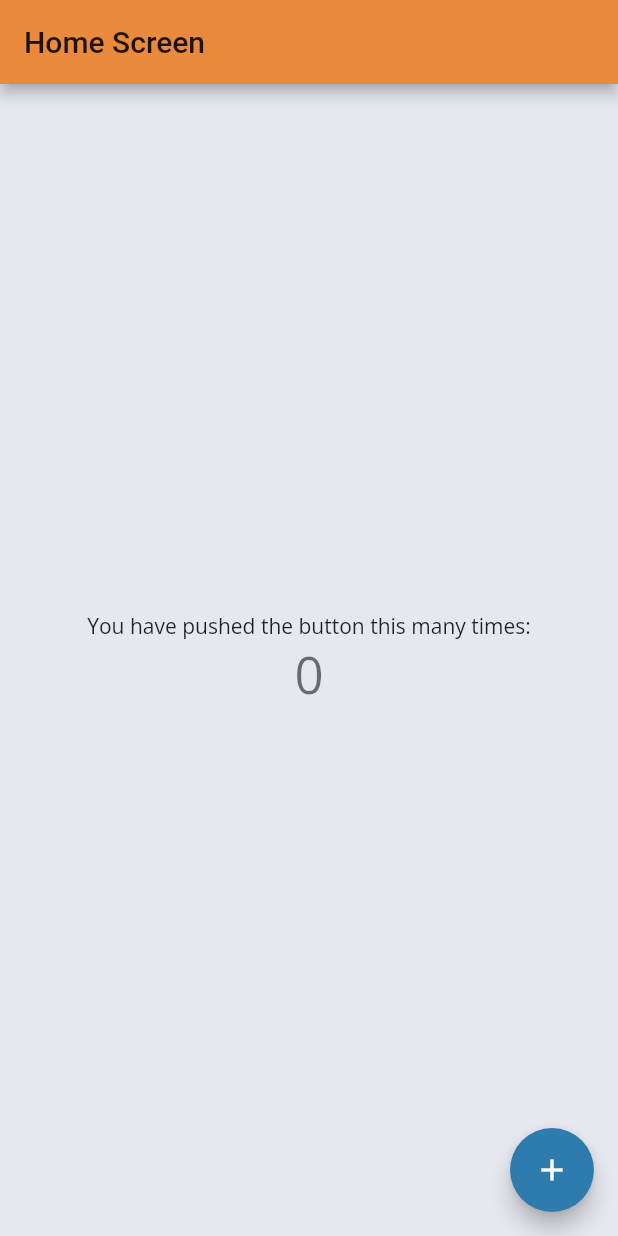
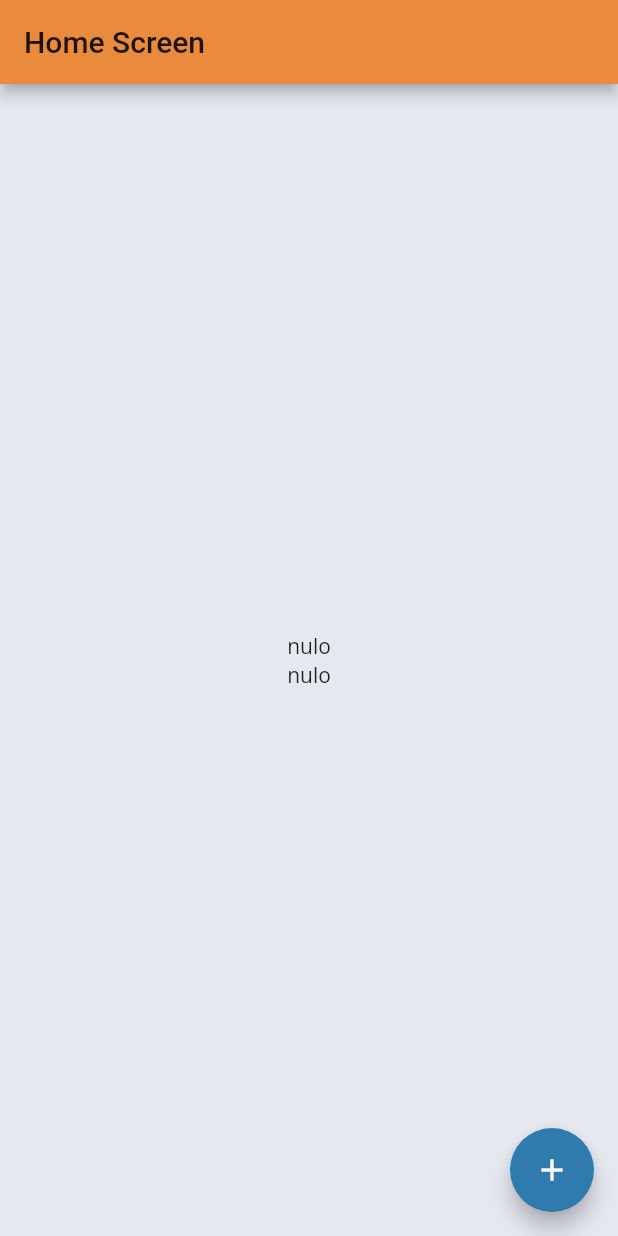
Before and after one commit to ogustavobelo/location_tracker, a Flutter app: the screen it shows after launch, after a tap on the "add" icon, on a phone screen of 412 x 824 dp. Run offline on Flutter 3.47's test engine with Material 2 defaults, Android fonts, the phone set to English and light mode, and no system bars; our stand-ins replace dartz, equatable, flutter_mobx, get_it, google_fonts, injectable and 2 more; generated files the repository leaves out were written again.

Commit message:
app controller created and call to get Current location use case implemented

```diff
--- a/mobile/lib/data/repositories/location_repository_impl.dart
+++ b/mobile/lib/data/repositories/location_repository_impl.dart
@@ -1,4 +1,5 @@
 import 'package:dartz/dartz.dart';
+import 'package:injectable/injectable.dart';
 import 'package:location/location.dart';
 import 'package:location_tracker/core/error/failures.dart';
 import 'package:location_tracker/core/success/success.dart';
@@ -6,6 +7,7 @@ import 'package:location_tracker/domain/entities/location_entity.dart'
     as entity;
 import 'package:location_tracker/domain/repositories/location_repository.dart';
 
+@Injectable(as: LocationRepository)
 class LocationRepositoryImpl implements LocationRepository {
   @override
   Future<Either<Failure, entity.Location>> getCurrentLocation() async {
--- a/mobile/lib/domain/usecases/get_current_location_usecase.dart
+++ b/mobile/lib/domain/usecases/get_current_location_usecase.dart
@@ -1,10 +1,12 @@
 import 'package:dartz/dartz.dart';
+import 'package:injectable/injectable.dart';
 
 import 'package:location_tracker/core/error/failures.dart';
 import 'package:location_tracker/core/usecase/usecase.dart';
 import 'package:location_tracker/domain/entities/location_entity.dart';
 import 'package:location_tracker/domain/repositories/location_repository.dart';
 
+@injectable
 class GetCurrentLocation extends UseCase<Either<Failure, Location>, void> {
   final LocationRepository locationRepository;
   GetCurrentLocation({
--- a/mobile/lib/domain/usecases/request_location_service_usecase.dart
+++ b/mobile/lib/domain/usecases/request_location_service_usecase.dart
@@ -1,9 +1,11 @@
 import 'package:dartz/dartz.dart';
+import 'package:injectable/injectable.dart';
 import 'package:location_tracker/core/error/failures.dart';
 import 'package:location_tracker/core/success/success.dart';
 import 'package:location_tracker/core/usecase/usecase.dart';
 import 'package:location_tracker/domain/repositories/location_repository.dart';
 
+@injectable
 class RequestLocationService extends UseCase<Either<Failure, Success>, void> {
   final LocationRepository locationRepository;
   RequestLocationService({
--- a/mobile/lib/domain/usecases/request_permission_usecase.dart
+++ b/mobile/lib/domain/usecases/request_permission_usecase.dart
@@ -1,9 +1,11 @@
 import 'package:dartz/dartz.dart';
+import 'package:injectable/injectable.dart';
 import 'package:location_tracker/core/error/failures.dart';
 import 'package:location_tracker/core/success/success.dart';
 import 'package:location_tracker/core/usecase/usecase.dart';
 import 'package:location_tracker/domain/repositories/location_repository.dart';
 
+@injectable
 class RequestPermission extends UseCase<Either<Failure, Success>, void> {
   final LocationRepository locationRepository;
   RequestPermission({
--- a/mobile/lib/presentation/home/home_screen.dart
+++ b/mobile/lib/presentation/home/home_screen.dart
@@ -1,4 +1,8 @@
 import 'package:flutter/material.dart';
+import 'package:flutter_mobx/flutter_mobx.dart';
+import 'package:location_tracker/core/data_injection/injectable.dart';
+import 'package:location_tracker/data/models/location_model.dart';
+import 'package:location_tracker/presentation/shared/controller/app_controller.dart';
 
 class HomeScreen extends StatefulWidget {
   @override
@@ -6,12 +10,12 @@ class HomeScreen extends StatefulWidget {
 }
 
 class _HomeScreenState extends State<HomeScreen> {
-  int _counter = 0;
-
-  void _incrementCounter() async {}
+  final _appController = getIt<AppController>();
 
   @override
   Widget build(BuildContext context) {
+    return Observer(
+      builder: (context) {
         return Scaffold(
           appBar: AppBar(
             title: Text('Home Screen'),
@@ -21,20 +25,23 @@ class _HomeScreenState extends State<HomeScreen> {
               mainAxisAlignment: MainAxisAlignment.center,
               children: <Widget>[
                 Text(
-              'You have pushed the button this many times:',
+                  '${_appController.location?.latitude ?? 'nulo'}',
                 ),
                 Text(
-              '$_counter',
-              style: Theme.of(context).textTheme.headline4,
+                  '${_appController.location?.longitude ?? 'nulo'}',
                 ),
               ],
             ),
           ),
           floatingActionButton: FloatingActionButton(
-        onPressed: _incrementCounter,
+            onPressed: () async {
+              _appController.setLocation();
+            },
             tooltip: 'Increment',
             child: Icon(Icons.add),
-      ), // This trailing comma makes auto-formatting nicer for build methods.
+          ),
+        );
+      }, // This trailing comma makes auto-formatting nicer for build methods.
     );
   }
 }
--- a/mobile/lib/presentation/shared/controller/app_controller.dart
+++ b/mobile/lib/presentation/shared/controller/app_controller.dart
@@ -1,4 +1,5 @@
 import 'package:injectable/injectable.dart';
+import 'package:location_tracker/data/models/location_model.dart';
 import 'package:location_tracker/domain/usecases/get_current_location_usecase.dart';
 import 'package:location_tracker/domain/usecases/request_location_service_usecase.dart';
 import 'package:location_tracker/domain/usecases/request_permission_usecase.dart';
@@ -19,4 +20,15 @@ abstract class _AppControllerBase with Store {
     required this.requestLocationService,
     required this.requestPermission,
   });
+
+  @observable
+  LocationModel? location;
+
+  @action
+  Future<void> setLocation() async {
+    final usecase = await getCurrentLocation();
+    usecase.fold((error) => throw error, (result) {
+      location = LocationModel.byEntity(result);
+    });
+  }
 }
--- a/mobile/pubspec.yaml
+++ b/mobile/pubspec.yaml
@@ -15,6 +15,7 @@ dependencies:
   dartz: 0.10.0-nullsafety.1
   equatable: ^2.0.0
   mobx: ^2.0.1
+  flutter_mobx: ^2.0.0
   injectable: ^1.2.2
   get_it: ^6.1.1
 
```
Also changed, not shown: mobile/lib/data/models/location_model.dart (added, +11 -0 lines), mobile/lib/core/data_injection/injectable.config.dart, mobile/lib/presentation/shared/controller/app_controller.g.dart, mobile/pubspec.lock. Lines whose indentation alone changed are shown as unchanged.
